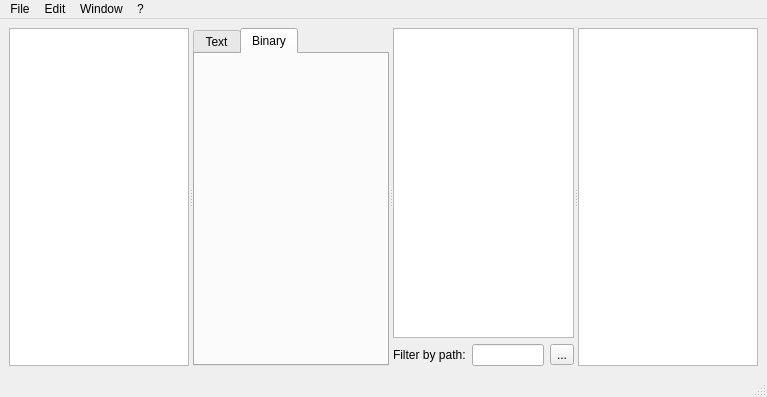
First picture: the form in src/mainwindow.ui, repository OSLL/sca, before the edit.
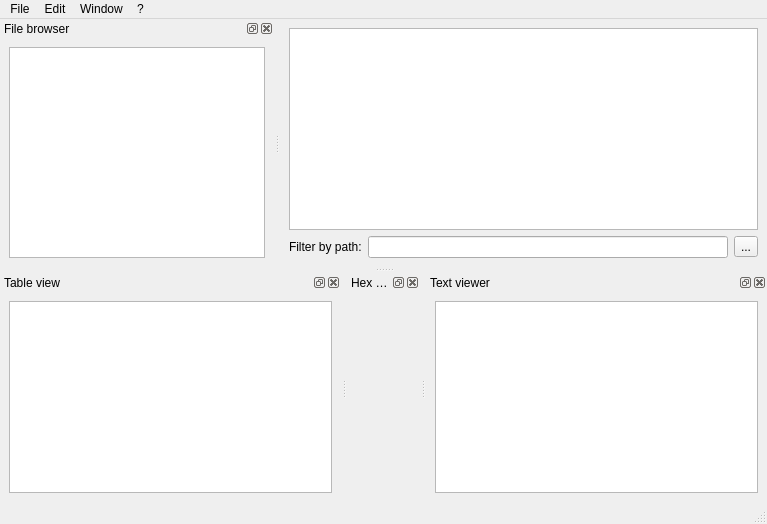
Second picture: the form after the edit. Custom widgets are drawn as their Qt base class.

Commit message: #4665: sourcetree, hexeditor, texteditor, tabbleview draggable now

What changed in the file:
```diff
--- a/src/mainwindow.ui
+++ b/src/mainwindow.ui
@@ -7,7 +7,7 @@
     <x>0</x>
     <y>0</y>
     <width>767</width>
-    <height>397</height>
+    <height>524</height>
    </rect>
   </property>
   <property name="windowTitle">
@@ -16,108 +16,36 @@
   <widget class="QWidget" name="centralwidget">
    <layout class="QVBoxLayout" name="verticalLayout_2">
     <item>
-     <widget class="QSplitter" name="splitter">
-      <property name="orientation">
-       <enum>Qt::Horizontal</enum>
-      </property>
-      <widget class="SourceBrowser" name="sourceBrowser">
-       <property name="dragEnabled">
-        <bool>true</bool>
-       </property>
-       <property name="dragDropMode">
-        <enum>QAbstractItemView::DragOnly</enum>
-       </property>
-      </widget>
-      <widget class="ViewsTabWidget" name="ViewsTabs">
-       <property name="acceptDrops">
-        <bool>true</bool>
-       </property>
-       <property name="tabPosition">
-        <enum>QTabWidget::North</enum>
-       </property>
-       <property name="tabShape">
-        <enum>QTabWidget::Rounded</enum>
-       </property>
-       <property name="currentIndex">
-        <number>1</number>
-       </property>
-       <property name="elideMode">
-        <enum>Qt::ElideNone</enum>
-       </property>
-       <property name="movable">
-        <bool>false</bool>
-       </property>
-       <widget class="QWidget" name="TextViewTab">
-        <attribute name="title">
-         <string>Text</string>
-        </attribute>
-        <layout class="QHBoxLayout" name="horizontalLayout_2">
-         <item>
-          <layout class="QGridLayout" name="gridLayout">
-           <item row="0" column="0">
-            <widget class="ObjectTextViewer" name="textViewer"/>
-           </item>
-          </layout>
-         </item>
-        </layout>
+     <layout class="QVBoxLayout" name="verticalLayout_3">
+      <item>
+       <widget class="GraphView" name="graphViewer">
+        <property name="dragMode">
+         <enum>QGraphicsView::RubberBandDrag</enum>
+        </property>
        </widget>
-       <widget class="QWidget" name="BinaryViewTab">
-        <attribute name="title">
-         <string>Binary</string>
-        </attribute>
-        <layout class="QHBoxLayout" name="horizontalLayout_3">
-         <item>
-          <layout class="QGridLayout" name="gridLayout_2">
-           <item row="0" column="0">
-            <widget class="QHexEdit" name="hexEditor" native="true">
-             <property name="acceptDrops">
-              <bool>true</bool>
-             </property>
-            </widget>
-           </item>
-          </layout>
-         </item>
-        </layout>
-       </widget>
-      </widget>
-      <widget class="QWidget" name="layoutWidget">
-       <layout class="QVBoxLayout" name="verticalLayout">
+      </item>
+      <item>
+       <layout class="QHBoxLayout" name="horizontalLayout_4">
         <item>
-         <widget class="GraphView" name="graphViewer">
-          <property name="dragMode">
-           <enum>QGraphicsView::RubberBandDrag</enum>
+         <widget class="QLabel" name="filterLabel">
+          <property name="text">
+           <string>Filter by path:</string>
           </property>
          </widget>
         </item>
         <item>
-         <layout class="QHBoxLayout" name="horizontalLayout_4">
-          <item>
-           <widget class="QLabel" name="filterLabel">
-            <property name="text">
-             <string>Filter by path:</string>
-            </property>
-           </widget>
-          </item>
-          <item>
-           <widget class="QLineEdit" name="filterLine"/>
-          </item>
-          <item>
-           <widget class="QToolButton" name="advancedFilterButton">
-            <property name="text">
-             <string>...</string>
-            </property>
-           </widget>
-          </item>
-         </layout>
+         <widget class="QLineEdit" name="filterLine"/>
+        </item>
+        <item>
+         <widget class="QToolButton" name="advancedFilterButton">
+          <property name="text">
+           <string>...</string>
+          </property>
+         </widget>
         </item>
        </layout>
-      </widget>
-      <widget class="TableView" name="tableView">
-       <property name="horizontalScrollBarPolicy">
-        <enum>Qt::ScrollBarAlwaysOff</enum>
-       </property>
-      </widget>
-     </widget>
+      </item>
+     </layout>
     </item>
    </layout>
   </widget>
@@ -173,6 +101,90 @@
    <addaction name="menu"/>
   </widget>
   <widget class="QStatusBar" name="statusbar"/>
+  <widget class="QDockWidget" name="dockFileBrowser">
+   <property name="windowTitle">
+    <string>File browser</string>
+   </property>
+   <attribute name="dockWidgetArea">
+    <number>1</number>
+   </attribute>
+   <widget class="QWidget" name="dockWidgetContents_12">
+    <layout class="QHBoxLayout" name="horizontalLayout">
+     <item>
+      <widget class="SourceBrowser" name="sourceBrowser">
+       <property name="dragEnabled">
+        <bool>true</bool>
+       </property>
+       <property name="dragDropMode">
+        <enum>QAbstractItemView::DragOnly</enum>
+       </property>
+      </widget>
+     </item>
+    </layout>
+   </widget>
+  </widget>
+  <widget class="QDockWidget" name="dockTableView">
+   <property name="features">
+    <set>QDockWidget::AllDockWidgetFeatures</set>
+   </property>
+   <property name="windowTitle">
+    <string notr="true">Table view</string>
+   </property>
+   <attribute name="dockWidgetArea">
+    <number>8</number>
+   </attribute>
+   <widget class="QWidget" name="dockWidgetContents_15">
+    <layout class="QGridLayout" name="gridLayout_6">
+     <item row="0" column="0">
+      <widget class="TableView" name="tableView">
+       <property name="horizontalScrollBarPolicy">
+        <enum>Qt::ScrollBarAlwaysOff</enum>
+       </property>
+      </widget>
+     </item>
+    </layout>
+   </widget>
+  </widget>
+  <widget class="QDockWidget" name="dockHexEditor">
+   <property name="floating">
+    <bool>false</bool>
+   </property>
+   <property name="windowTitle">
+    <string>Hex viewer</string>
+   </property>
+   <attribute name="dockWidgetArea">
+    <number>8</number>
+   </attribute>
+   <widget class="QWidget" name="dockWidgetContents">
+    <layout class="QGridLayout" name="gridLayout">
+     <item row="0" column="0">
+      <widget class="QHexEdit" name="hexEditor" native="true">
+       <property name="acceptDrops">
+        <bool>true</bool>
+       </property>
+      </widget>
+     </item>
+    </layout>
+   </widget>
+  </widget>
+  <widget class="QDockWidget" name="dockTextEditor">
+   <property name="features">
+    <set>QDockWidget::AllDockWidgetFeatures</set>
+   </property>
+   <property name="windowTitle">
+    <string>Text viewer</string>
+   </property>
+   <attribute name="dockWidgetArea">
+    <number>8</number>
+   </attribute>
+   <widget class="QWidget" name="dockWidgetContents_2">
+    <layout class="QGridLayout" name="gridLayout_3">
+     <item row="0" column="0">
+      <widget class="ObjectTextViewer" name="textViewer"/>
+     </item>
+    </layout>
+   </widget>
+  </widget>
   <action name="actionOpenInTextViewer">
    <property name="text">
     <string>Open in Text Viewer</string>
@@ -291,12 +303,6 @@
    <extends>QTreeView</extends>
    <header>widgets/SourceBrowser.h</header>
   </customwidget>
-  <customwidget>
-   <class>ViewsTabWidget</class>
-   <extends>QTabWidget</extends>
-   <header>widgets/ViewsTabWidget.h</header>
-   <container>1</container>
-  </customwidget>
   <customwidget>
    <class>TableView</class>
    <extends>QTableView</extends>
```
Left out of the diff: 28 changed lines with no effect on the pictures. The commit also changes 2 other files.
